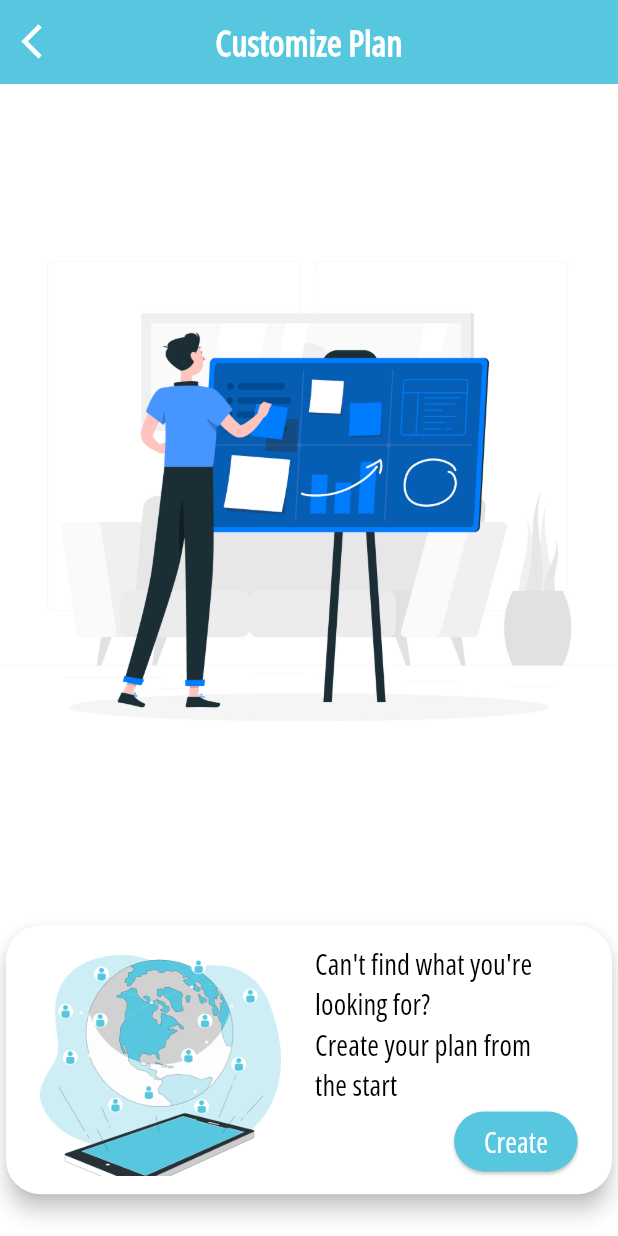
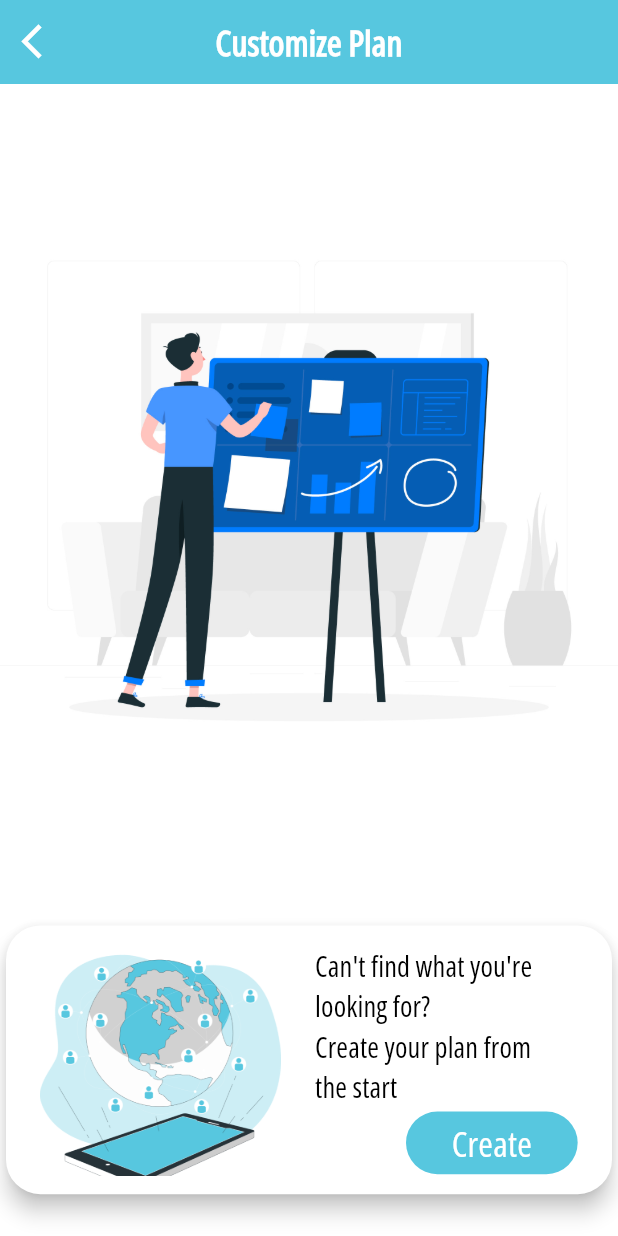
Before and after one commit to HusseinMohamed99/TRIPSO, a Flutter app: the CreateCustomizePlan screen opened by its route, on a phone screen of 412 x 824 dp. Run offline on Flutter 3.47's test engine with Material 3 defaults, Android fonts, the phone set to English and light mode, and no system bars; our stand-ins replace cached_network_image, carousel_slider, cloud_firestore, firebase_auth, firebase_core, firebase_storage and 15 more; missing offline and left inert: firebase_app_check; accounts and stored records are empty; generated files the repository leaves out were written again.

Commit message:
Refactor CustomCard to use CustomTitle widget and update button implementation

```diff
--- a/lib/core/helpers/export_manager/export_manager.dart
+++ b/lib/core/helpers/export_manager/export_manager.dart
@@ -119,3 +119,4 @@ part './../widgets/custom_cached_network_image.dart';
 
 part './../../../features/plans/widgets/custom_card.dart';
 part './../widgets/custom_app_bar.dart';
+part './../../../features/plans/widgets/custom_title.dart';
--- a/lib/features/plans/widgets/custom_card.dart
+++ b/lib/features/plans/widgets/custom_card.dart
@@ -40,29 +40,23 @@ class CustomCard extends StatelessWidget {
                 crossAxisAlignment: CrossAxisAlignment.end,
                 mainAxisAlignment: MainAxisAlignment.spaceAround,
                 children: [
-                  Text(
-                    'Can\'t find what you\'re looking for?\nCreate your plan from\nthe start',
-                    maxLines: 4,
-                    style: context.labelLarge?.copyWith(
-                      color: ColorsManager.blackPrimary,
-                    ),
+                  CustomTitle(
+                    title:
+                        'Can\'t find what you\'re looking for?\nCreate your plan from\nthe start',
                   ),
-                  ElevatedButton(
-                    style: ElevatedButton.styleFrom(
-                      backgroundColor: ColorsManager.primaryColor,
-                    ),
-                    onPressed: () {
+                  DefaultMaterialButton(
+                    function: () {
                       context.pushNamed(
                         Routes.selectDateScreen,
                       );
                     },
-                    child: Text(
-                      'Create',
-                      style: context.labelLarge?.copyWith(
-                        color: ColorsManager.whiteColor,
-                      ),
-                    ),
-                  )
+                    text: 'Create',
+                    context: context,
+                    width: 100.w,
+                    height: 35.h,
+                    radius: 20.r,
+                    color: ColorsManager.primaryColor,
+                  ),
                 ],
               ),
             )
--- /dev/null
+++ b/lib/features/plans/widgets/custom_title.dart
@@ -0,0 +1,23 @@
+part of './../../../core/helpers/export_manager/export_manager.dart';
+
+class CustomTitle extends StatelessWidget {
+  const CustomTitle({
+    super.key,
+    this.color,
+    this.textStyle,
+    required this.title,
+  });
+  final Color? color;
+  final String title;
+  final TextStyle? textStyle;
+  @override
+  Widget build(BuildContext context) {
+    return Text(
+      title,
+      style: textStyle ??
+          context.labelLarge?.copyWith(
+            color: color ?? ColorsManager.blackPrimary,
+          ),
+    );
+  }
+}
```
